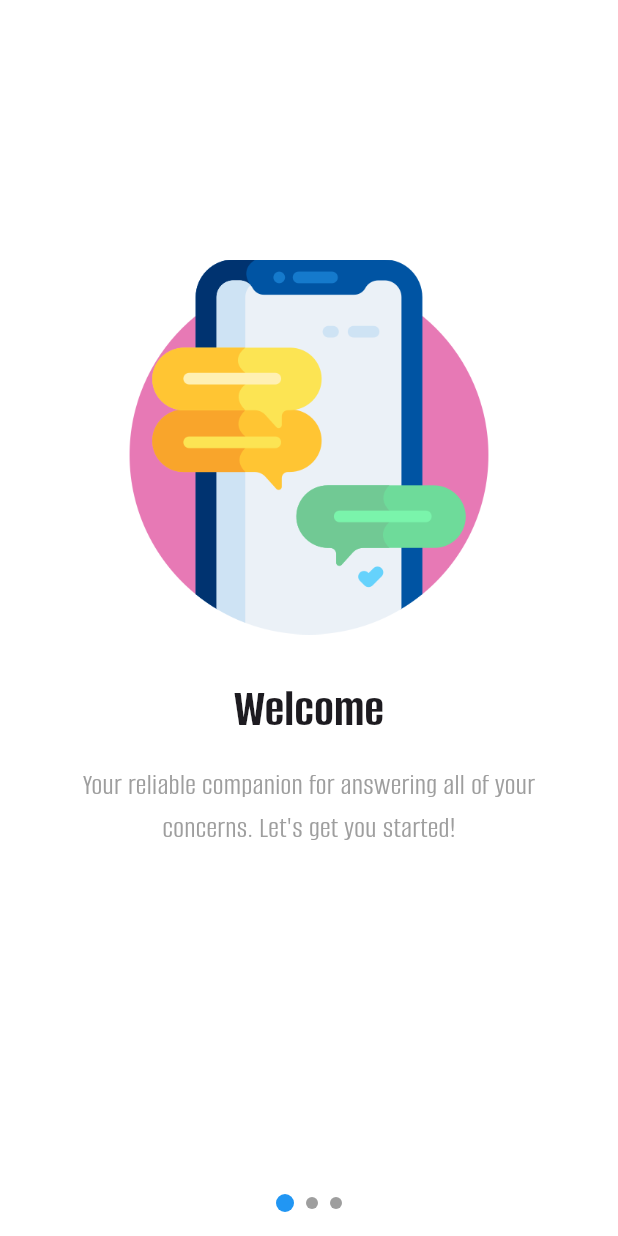
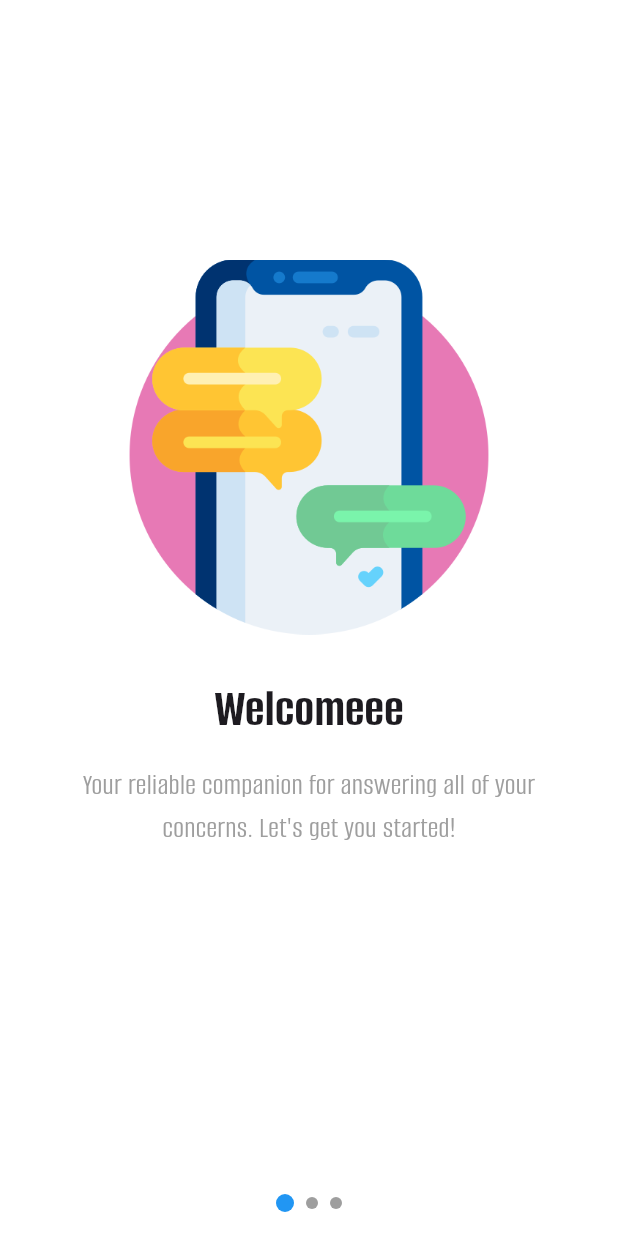
Before and after one commit to karlitoelverde/copartner-chatbot-project, a Flutter app: the screen it shows after launch, on a phone screen of 412 x 824 dp. Run offline on Flutter 3.47's test engine with Material 3 defaults, Android fonts, the phone set to English and light mode, and no system bars; our stand-ins replace image_picker.

Commit message:
sample
sample-ulit

```diff
--- a/lib/modules/get_started/get_started_screen.dart
+++ b/lib/modules/get_started/get_started_screen.dart
@@ -83,7 +83,7 @@ class _GetStartedScreenState extends State<GetStartedScreen> {
     final bool useEnglish = languageProvider.isEnglish;
 
     final title = useEnglish
-        ? "Welcome"
+        ? "Welcomeee"
         : "Maligayang Pagdating";
     final description = useEnglish
         ? "Your reliable companion for answering all of your concerns. Let's get you started!"
```
